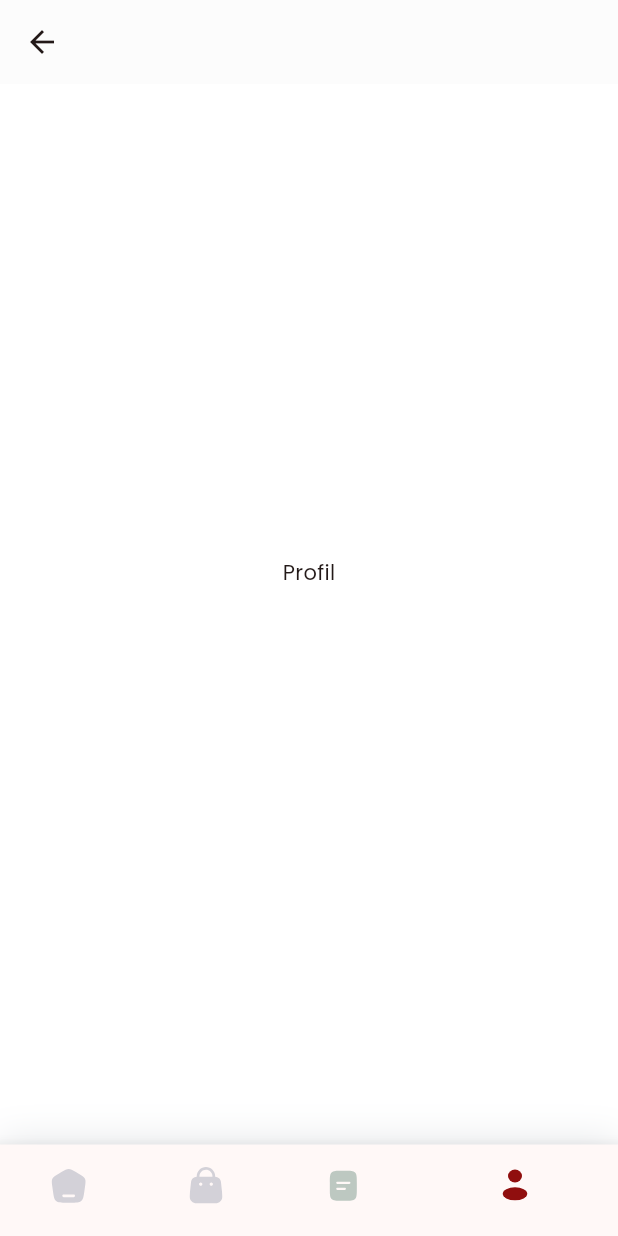
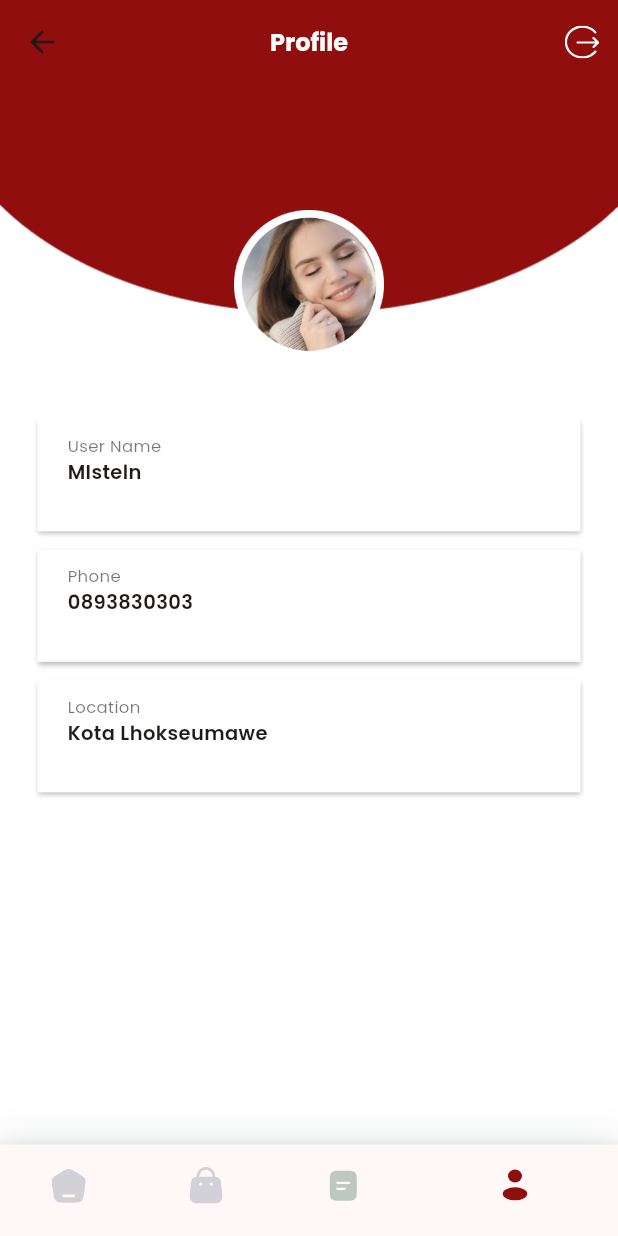
Before and after one commit to Neuxtron/food_project, a Flutter app: the MainLayout screen opened by its route, item 4 of the bottom bar chosen, on a phone screen of 412 x 824 dp. Run offline on Flutter 3.47's test engine with Material 2 defaults, Android fonts, the phone set to English and light mode, and no system bars; our stand-ins replace carousel_slider, flutter_svg; network calls fail.

Commit message:
slicing profile

```diff
--- /dev/null
+++ b/food_project_mobile/lib/models/user_model.dart
@@ -0,0 +1,11 @@
+class UserModel {
+  final String nama;
+  final String telepon;
+  final String kecamatan;
+
+  UserModel({
+    required this.nama,
+    required this.telepon,
+    required this.kecamatan,
+  });
+}
--- a/food_project_mobile/lib/views/layouts/main_layout.dart
+++ b/food_project_mobile/lib/views/layouts/main_layout.dart
@@ -1,7 +1,9 @@
 import 'package:flutter/material.dart';
+import 'package:flutter_svg/flutter_svg.dart';
 import 'package:food_project/utils/app_icons.dart';
 import 'package:food_project/views/home/home_page.dart';
 import 'package:food_project/views/keranjang/keranjang_page.dart';
+import 'package:food_project/views/profile/profile_page.dart';
 import 'package:food_project/views/riwayat/riwayat_page.dart';
 
 class MainLayout extends StatefulWidget {
@@ -16,9 +18,10 @@ class _MainLayoutState extends State<MainLayout> {
     const HomePage(),
     const KeranjangPage(),
     const RiwayatPage(),
-    const Center(child: Text("Profil")),
+    const ProfilePage(),
   ];
-  final _appbars = [
+  List<AppBar> get _appbars {
+    return [
       AppBar(
         backgroundColor: Colors.black.withOpacity(.01),
         elevation: 0,
@@ -47,13 +50,30 @@ class _MainLayoutState extends State<MainLayout> {
         surfaceTintColor: Colors.transparent,
       ),
       AppBar(
-      backgroundColor: Colors.black.withOpacity(.01),
-      elevation: 0,
+        backgroundColor: Colors.transparent,
+        title: const Text(
+          "Profile",
+          style: TextStyle(
+            fontWeight: FontWeight.bold,
+            fontSize: 16,
+            color: Colors.white,
+          ),
+        ),
+        centerTitle: true,
+        actions: [
+          IconButton(
+            onPressed: logout,
+            icon: SvgPicture.asset("assets/icons/ic_logout.svg"),
+          ),
+        ],
         surfaceTintColor: Colors.transparent,
       ),
     ];
+  }
 
   int _currIndex = 0;
+
+  void logout() {}
 
   @override
   Widget build(BuildContext context) {
--- /dev/null
+++ b/food_project_mobile/lib/views/profile/profile_item.dart
@@ -0,0 +1,50 @@
+import 'package:flutter/material.dart';
+
+class ProfileItem extends StatelessWidget {
+  final String label;
+  final String value;
+
+  const ProfileItem({
+    super.key,
+    required this.label,
+    required this.value,
+  });
+
+  @override
+  Widget build(BuildContext context) {
+    return Container(
+      margin: const EdgeInsets.only(bottom: 12),
+      padding: const EdgeInsets.fromLTRB(20, 10, 20, 30),
+      width: double.infinity,
+      decoration: const BoxDecoration(
+        color: Colors.white,
+        boxShadow: [
+          BoxShadow(
+            blurRadius: 2,
+            offset: Offset(0, 2),
+            color: Colors.black26,
+          ),
+        ],
+      ),
+      child: Column(
+        crossAxisAlignment: CrossAxisAlignment.start,
+        children: [
+          Text(
+            label,
+            style: const TextStyle(
+              fontSize: 11,
+              color: Colors.black54,
+            ),
+          ),
+          Text(
+            value,
+            style: const TextStyle(
+              fontSize: 13,
+              fontWeight: FontWeight.w600,
+            ),
+          ),
+        ],
+      ),
+    );
+  }
+}
--- /dev/null
+++ b/food_project_mobile/lib/views/profile/profile_page.dart
@@ -0,0 +1,53 @@
+import 'package:flutter/material.dart';
+import 'package:food_project/models/user_model.dart';
+import 'package:food_project/views/profile/profile_item.dart';
+
+class ProfilePage extends StatelessWidget {
+  const ProfilePage({super.key});
+
+  @override
+  Widget build(BuildContext context) {
+    final user = UserModel(
+      nama: "MIsteln",
+      telepon: "0893830303",
+      kecamatan: "Kota Lhokseumawe",
+    );
+
+    return Stack(
+      children: [
+        Image.asset(
+          "assets/images/bg_profile.png",
+          width: double.infinity,
+          height: double.infinity,
+          fit: BoxFit.fill,
+        ),
+        Padding(
+          padding: const EdgeInsets.symmetric(horizontal: 25, vertical: 100),
+          child: Column(
+            children: [
+              Padding(
+                padding: const EdgeInsets.symmetric(vertical: 40),
+                child: Image.asset(
+                  "assets/images/foto_profil.png",
+                  width: 100,
+                ),
+              ),
+              ProfileItem(
+                label: "User Name",
+                value: user.nama,
+              ),
+              ProfileItem(
+                label: "Phone",
+                value: user.telepon,
+              ),
+              ProfileItem(
+                label: "Location",
+                value: user.kecamatan,
+              ),
+            ],
+          ),
+        )
+      ],
+    );
+  }
+}
```
Also changed, not shown: food_project_mobile/assets/icons/ic_logout.svg (added), food_project_mobile/assets/icons/ic_lokasi.svg (added), food_project_mobile/assets/images/bg_profile.png (added), food_project_mobile/assets/images/foto_profil.png (added). Lines whose indentation alone changed are shown as unchanged.
